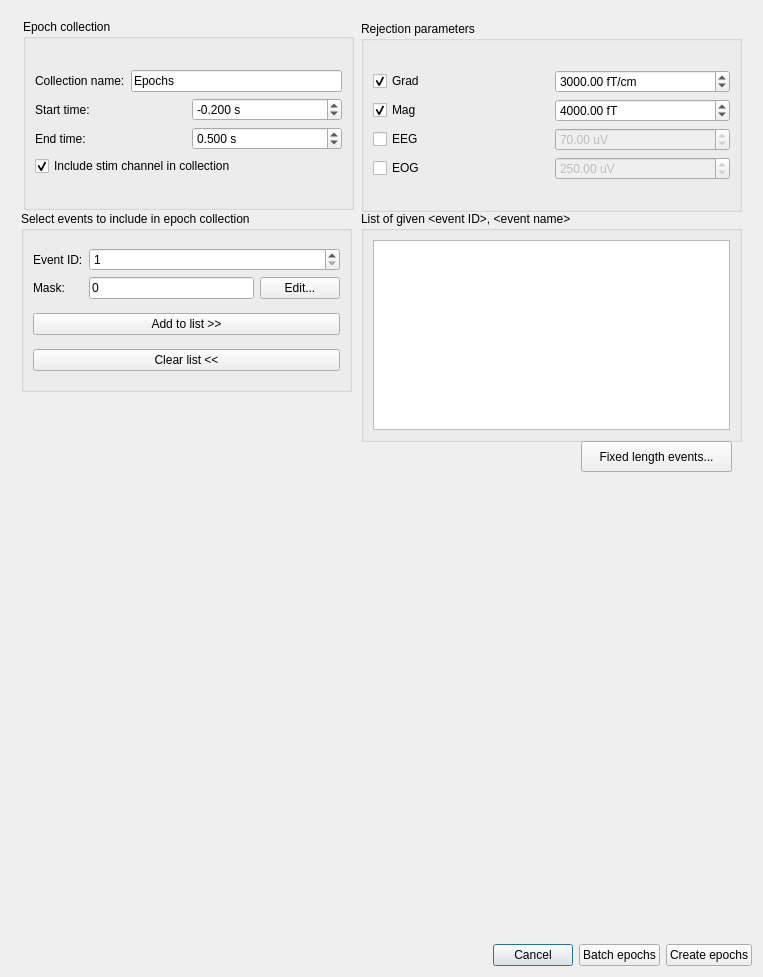
Old version of the form qt4Designer_ui_files/eventSelectionDialogUi.ui in the repository cibr-jyu/meggie.
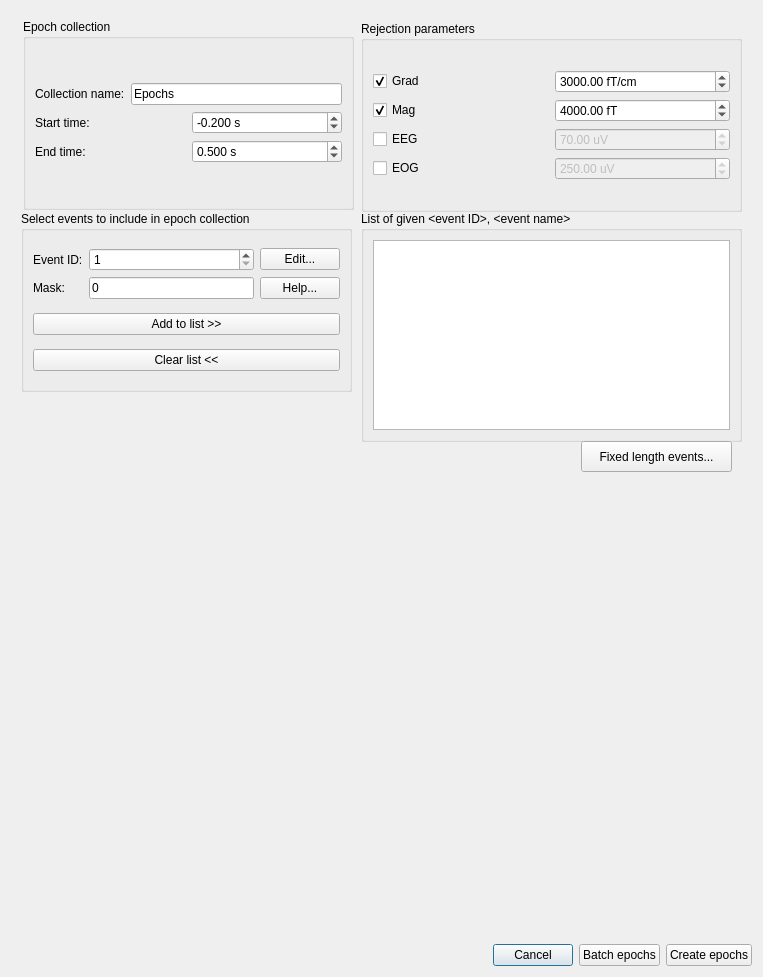
New version of the form.

Commit message: Remake epoch masking, fix raw plot to not save when bad channels didnt change

```diff
--- a/qt4Designer_ui_files/eventSelectionDialogUi.ui
+++ b/qt4Designer_ui_files/eventSelectionDialogUi.ui
@@ -198,14 +198,21 @@
               </property>
              </widget>
             </item>
-            <item>
+           </layout>
+          </item>
+          <item row="0" column="2">
              <widget class="QPushButton" name="pushButtonEdit">
               <property name="text">
                <string>Edit...</string>
               </property>
              </widget>
             </item>
-           </layout>
+          <item row="1" column="2">
+           <widget class="QPushButton" name="pushButtonHelp">
+            <property name="text">
+             <string>Help...</string>
+            </property>
+           </widget>
           </item>
          </layout>
         </item>
@@ -477,19 +484,6 @@
             </item>
            </layout>
           </item>
-          <item>
-           <widget class="QCheckBox" name="checkBoxStim">
-            <property name="toolTip">
-             <string>Include or exclude stim channels</string>
-            </property>
-            <property name="text">
-             <string>Include stim channel in collection</string>
-            </property>
-            <property name="checked">
-             <bool>true</bool>
-            </property>
-           </widget>
-          </item>
          </layout>
         </item>
        </layout>
```
Left out of the diff: 1 changed line with no effect on the pictures. Lines whose indentation alone changed are shown as unchanged. The commit also changes 11 other files.
